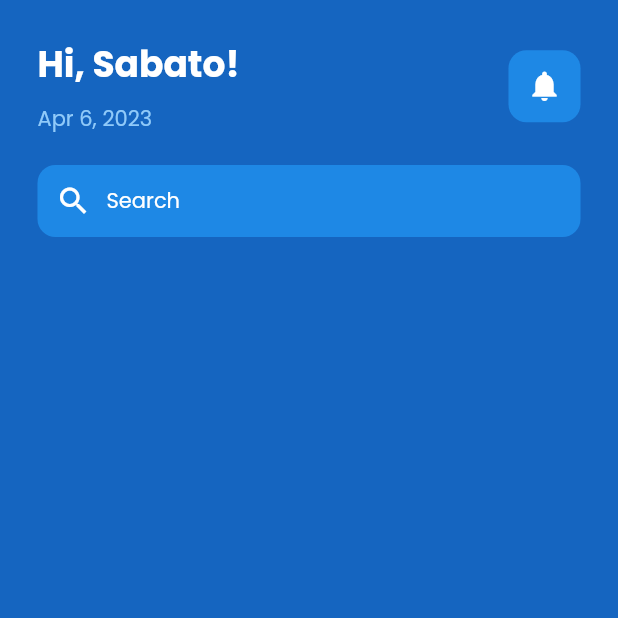
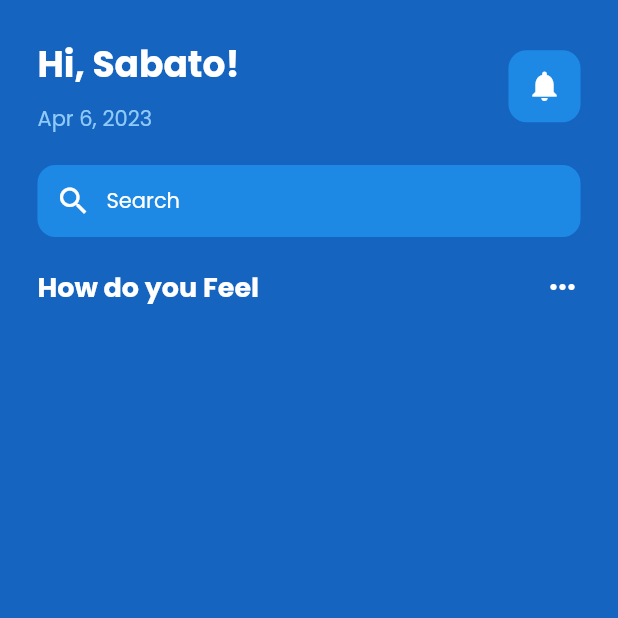
Before and after one commit to sabatohura/mentalapp-design, a Flutter app: the screen it shows after launch, on a phone screen of 412 x 824 dp, the top half of it. Run offline on Flutter 3.47's test engine with Material 2 defaults, Android fonts, the phone set to English and light mode, and no system bars; our stand-ins replace google_fonts.

Commit message:
emoticons section

```diff
--- a/lib/pages/home_page.dart
+++ b/lib/pages/home_page.dart
@@ -84,7 +84,29 @@ class _HomePageState extends State<HomePage> {
                     )
                   ],
                 ),
-              )
+              ),
+              SizedBox(
+                height: 20,
+              ),
+
+              // how do we feel section
+
+              Row(
+                mainAxisAlignment: MainAxisAlignment.spaceBetween,
+                children: [
+                  Text(
+                    "How do you Feel",
+                    style: TextStyle(
+                        color: Colors.white,
+                        fontSize: 18,
+                        fontWeight: FontWeight.bold),
+                  ),
+                  Icon(
+                    Icons.more_horiz,
+                    color: Colors.white,
+                  )
+                ],
+              ),
             ],
           ),
         ),
```
